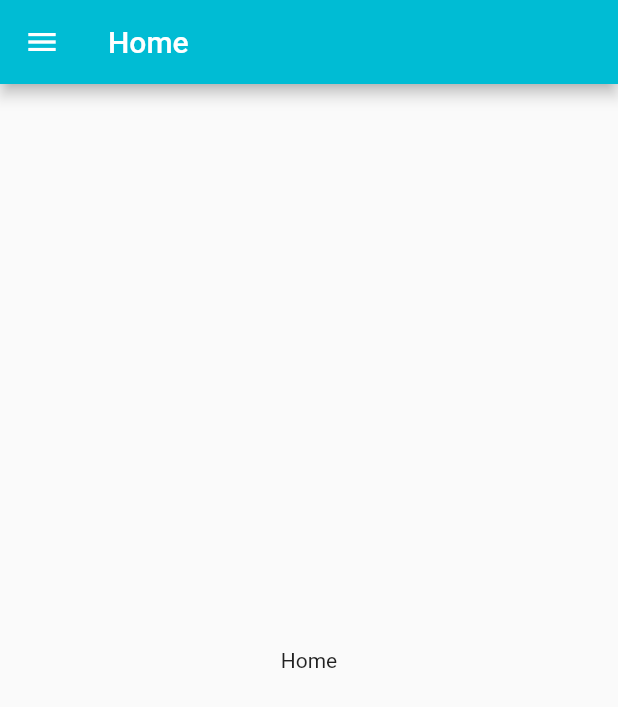
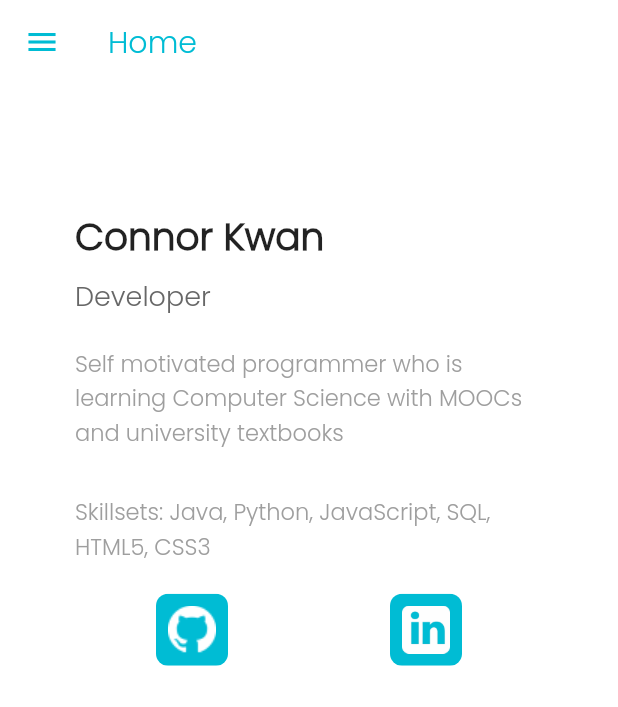
Before and after one commit to kwan19961217/FlutterPortfolioPage, a Flutter app: the screen it shows after launch, on a phone screen of 412 x 824 dp. Shown: the top 707 px of the screen. Run offline on Flutter 3.47's test engine with Material 2 defaults, Android fonts, the phone set to English and light mode, and no system bars.

Commit message:
Add Homepage mobile version

```diff
--- a/lib/MyAppBar.dart
+++ b/lib/MyAppBar.dart
@@ -15,29 +15,50 @@ class MyAppBar extends StatelessWidget implements PreferredSizeWidget {
     return LayoutBuilder(
         builder: (BuildContext context, BoxConstraints constraints) {
       // Large device
-      if (constraints.maxWidth > 600) {
+      if (constraints.maxWidth > 800) {
         return AppBar(
           actions: <Widget>[
             for (Section section in sections)
               Padding(
-                padding: new EdgeInsets.all(20.0),
-                child: TextButton(
-                  onPressed: () {
-                    buttonAction(section);
-                  },
-                  child: Text(section.getName),
-                  style: TextButton.styleFrom(primary: Colors.white),
-                ),
-              )
+                  padding: new EdgeInsets.symmetric(horizontal: 20.0),
+                  child: SizedBox(
+                    height: 40,
+                    width: 150,
+                    child: TextButton(
+                      onPressed: () {
+                        buttonAction(section);
+                      },
+                      child: Text(section.getName,
+                          style: TextStyle(fontFamily: 'Poppins')),
+                      style: TextButton.styleFrom(
+                        primary: Colors.cyan,
+                      ),
+                    ),
+                  ))
           ],
           leading: Container(),
-          backgroundColor: Colors.cyan,
+          backgroundColor: Colors.white,
+          elevation: 0,
         );
       } else {
         // Small device
         return AppBar(
-          title: Text(current.getName),
-          backgroundColor: Colors.cyan,
+          title: Text(current.getName,
+              style: TextStyle(color: Colors.cyan, fontFamily: 'Poppins')),
+          backgroundColor: Colors.white,
+          iconTheme: IconThemeData(color: Colors.cyan),
+          elevation: 0,
+          leading: Builder(
+            builder: (BuildContext context) {
+              return IconButton(
+                icon: const Icon(Icons.menu),
+                onPressed: () {
+                  Scaffold.of(context).openDrawer();
+                },
+                tooltip: null,
+              );
+            },
+          ),
         );
       }
     });
--- /dev/null
+++ b/lib/MyHomePage.dart
@@ -0,0 +1,115 @@
+export 'MyHomePage.dart';
+import 'package:flutter/material.dart';
+
+class MyHomePage extends StatelessWidget {
+  final buttonAction;
+
+  const MyHomePage(this.buttonAction);
+
+  @override
+  Widget build(BuildContext context) {
+    return LayoutBuilder(
+        builder: (BuildContext context, BoxConstraints constraints) {
+      // Large device
+      if (constraints.maxWidth > 750) {
+        return Container(
+          margin: EdgeInsets.symmetric(
+              horizontal: 40.0, vertical: constraints.maxHeight * 0.2),
+          child: Column(
+            children: [
+              Container(
+                  margin: const EdgeInsets.all(10.0),
+                  child: Text(
+                    'Lorem ipsum',
+                    style: TextStyle(fontWeight: FontWeight.bold, fontSize: 30),
+                  )),
+              Container(
+                  margin: const EdgeInsets.all(10.0),
+                  child: Text(
+                    'Lorem ipsum',
+                    style: TextStyle(fontSize: 20),
+                  )),
+              Container(
+                  margin: const EdgeInsets.all(10.0),
+                  child: Text(
+                    'Lorem ipsum dolor sit amet, consectetur adipiscing elit, sed do eiusmod tempor incididunt ut labore et dolore magna aliqua. Ut enim ad minim veniam, quis nostrud exercitation ullamco laboris nisi ut aliquip ex ea commodo consequat. Duis aute irure dolor in reprehenderit in voluptate velit esse cillum dolore eu fugiat nulla pariatur. Excepteur sint occaecat cupidatat non proident, sunt in culpa qui officia deserunt mollit anim id est laborum.',
+                    style: TextStyle(fontSize: 20),
+                  ))
+            ],
+            crossAxisAlignment: CrossAxisAlignment.start,
+          ),
+        );
+      } else {
+        return Container(
+          margin: EdgeInsets.symmetric(
+              horizontal: 50.0, vertical: constraints.maxHeight * 0.1),
+          child: ListView(
+            children: [
+              Container(
+                  margin: const EdgeInsets.symmetric(vertical: 7.0),
+                  child: Text(
+                    'Connor Kwan',
+                    style: TextStyle(
+                        fontWeight: FontWeight.bold,
+                        fontSize: 25,
+                        fontFamily: 'Poppins'),
+                  )),
+              Container(
+                  margin: const EdgeInsets.only(bottom: 10.0),
+                  child: Text(
+                    'Developer',
+                    style: TextStyle(
+                        fontSize: 18,
+                        color: Color(0xFF676767),
+                        fontFamily: 'Poppins'),
+                  )),
+              Container(
+                  margin: const EdgeInsets.symmetric(vertical: 10.0),
+                  child: Text(
+                    'Self motivated programmer who is learning Computer Science with MOOCs and university textbooks',
+                    style: TextStyle(
+                        fontSize: 15,
+                        color: Colors.grey,
+                        fontFamily: 'Poppins'),
+                  )),
+              Container(
+                  margin: const EdgeInsets.only(top: 20.0, bottom: 20.0),
+                  child: Text(
+                    'Skillsets: Java, Python, JavaScript, SQL, HTML5, CSS3',
+                    style: TextStyle(
+                        fontSize: 15,
+                        color: Colors.grey,
+                        fontFamily: 'Poppins'),
+                  )),
+              Container(
+                  child: Row(
+                      mainAxisAlignment: MainAxisAlignment.spaceAround,
+                      children: [
+                    ClipRRect(
+                        borderRadius: BorderRadius.circular(8.0),
+                        child: Container(
+                            color: Colors.cyan,
+                            child: IconButton(
+                              icon: Image.asset('assets/icons/github.png'),
+                              iconSize: 32,
+                              onPressed: () => buttonAction(
+                                  'https://github.com/kwan19961217'),
+                            ))),
+                    ClipRRect(
+                        borderRadius: BorderRadius.circular(8.0),
+                        child: Container(
+                            color: Colors.cyan,
+                            child: IconButton(
+                              icon: Image.asset('assets/icons/linkedin.png'),
+                              iconSize: 32,
+                              onPressed: () => buttonAction(
+                                  'https://www.linkedin.com/in/tsz-hong-kwan-4a6522194/'),
+                            )))
+                  ]))
+            ],
+          ),
+        );
+      }
+    });
+  }
+}
--- a/lib/main.dart
+++ b/lib/main.dart
@@ -1,7 +1,9 @@
 import 'package:flutter/material.dart';
+import 'package:url_launcher/url_launcher.dart';
 import 'section.dart';
 import 'MyAppBar.dart';
 import 'MyDrawer.dart';
+import 'MyHomePage.dart';
 
 void main() {
   runApp(PortfolioApp());
@@ -48,12 +50,21 @@ class _MainPageState extends State<MainPage> {
     });
   }
 
+  Future<void> launchURL(String url) async {
+    if (await canLaunch(url)) {
+      await launch(url);
+    } else {
+      throw 'Could not launch $url';
+    }
+  }
+
   @override
   Widget build(BuildContext context) {
     return Scaffold(
       appBar: MyAppBar(widget.sections, _selectedSection, changePage),
-      body: Center(child: Text(_selectedSection.getName)),
+      body: MyHomePage(launchURL),
       drawer: MyDrawer(widget.sections, changePage),
+      backgroundColor: Colors.white,
     );
   }
 }
```
Also changed, not shown: pubspec.yaml (+7 -0 lines), assets/fonts/Poppins/Poppins-Light.ttf (added), assets/icons/GitHub-Mark/PNG/GitHub-Mark-120px-plus.png (added), assets/icons/GitHub-Mark/PNG/GitHub-Mark-32px.png (added), assets/icons/GitHub-Mark/PNG/GitHub-Mark-64px.png (added), assets/icons/GitHub-Mark/PNG/GitHub-Mark-Light-120px-plus.png (added), assets/icons/GitHub-Mark/PNG/GitHub-Mark-Light-32px.png (added), assets/icons/GitHub-Mark/PNG/GitHub-Mark-Light-64px.png (added), assets/icons/github.png (added), assets/icons/linkedin.png (added), pubspec.lock, 6 other files.
